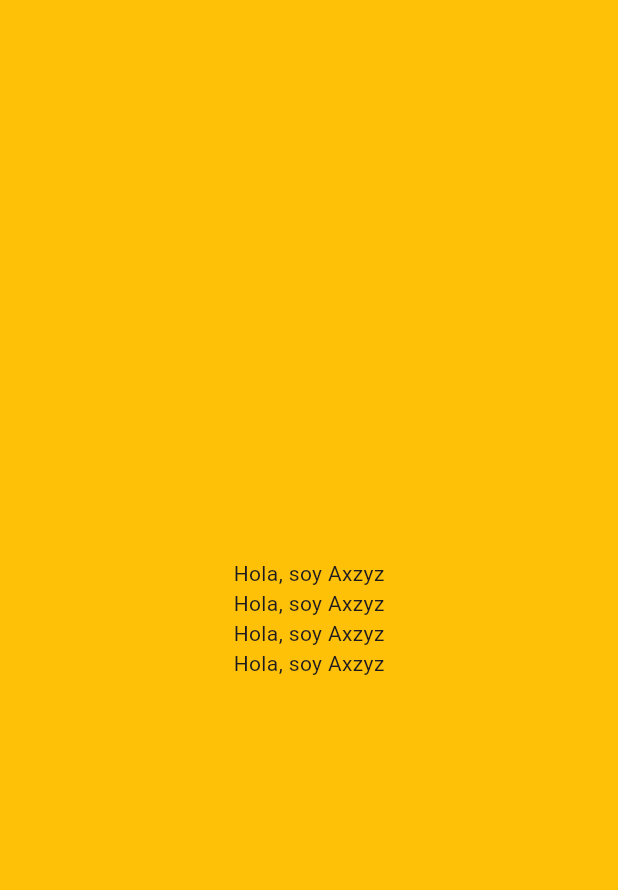
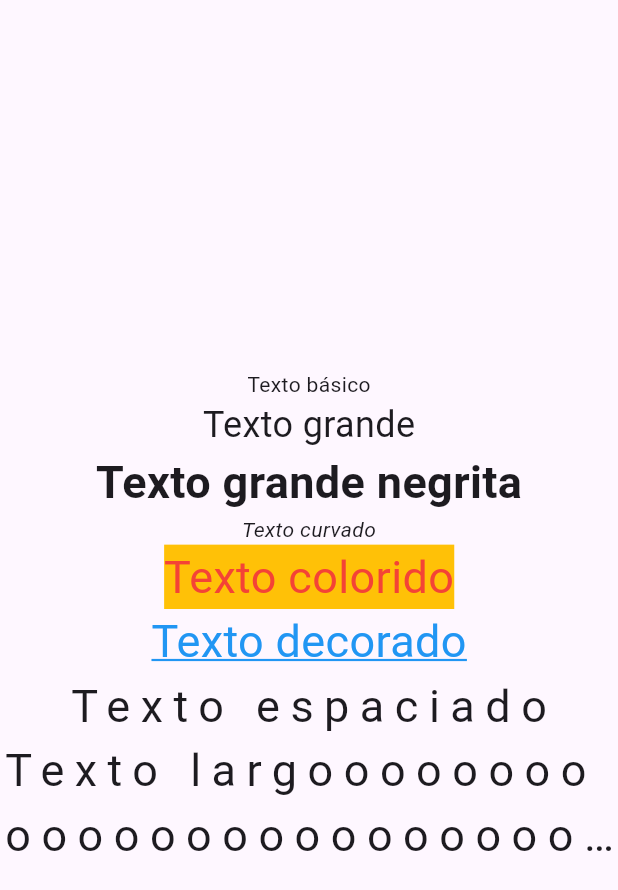
Before and after one commit to Axzyz/basic_flutter, a Flutter app: the screen it shows after launch, on a phone screen of 412 x 824 dp. Shown: the top 890 px of the screen. Run offline on Flutter 3.47's test engine with Material 3 defaults, Android fonts, the phone set to English and light mode, and no system bars.

Commit message:
Widgets row y text
Se suben los archivos con los widgets row y text

```diff
--- /dev/null
+++ b/lib/components/text.dart
@@ -0,0 +1,49 @@
+import 'package:flutter/material.dart';
+
+class TextWidget extends StatelessWidget {
+  const TextWidget({super.key});
+
+  @override
+  Widget build(BuildContext context) {
+    return const Column(
+      children: [
+        Spacer(),
+        Text('Texto básico'),
+        Text('Texto grande', style: TextStyle(fontSize: 24.0)),
+        Text(
+          'Texto grande negrita',
+          style: TextStyle(fontWeight: FontWeight.bold, fontSize: 30.0),
+        ),
+        Text('Texto curvado', style: TextStyle(fontStyle: FontStyle.italic)),
+        Text(
+          'Texto colorido',
+          style: TextStyle(
+            color: Colors.red,
+            fontSize: 30.0,
+            backgroundColor: Colors.amber,
+          ),
+        ),
+        Text(
+          'Texto decorado',
+          style: TextStyle(
+            color: Colors.blue,
+            decoration: TextDecoration.underline,
+            fontSize: 30.0,
+            decorationColor: Colors.blue,
+          ),
+        ),
+        Text(
+          'Texto espaciado',
+          style: TextStyle(fontSize: 30.0, letterSpacing: 7),
+        ),
+        Text(
+          'Texto largoooooooooooooooooooooooooooooooooooooooooo000o0ooo0o0o0oo0o0ooo',
+          style: TextStyle(fontSize: 30.0, letterSpacing: 7),
+          maxLines: 2,
+          overflow: TextOverflow.ellipsis,
+        ),
+        Spacer(),
+      ],
+    );
+  }
+}
--- /dev/null
+++ b/lib/layouts/row.dart
@@ -0,0 +1,24 @@
+import 'package:flutter/material.dart';
+
+class RowWidget extends StatelessWidget {
+  const RowWidget({super.key});
+
+  @override
+  Widget build(BuildContext context) {
+    return Padding(
+      padding: const EdgeInsets.all(8.0),
+      child: Container(
+        height: double.infinity,
+        color: Colors.amberAccent,
+        child: const Row(
+          mainAxisAlignment: MainAxisAlignment.center,
+          crossAxisAlignment: CrossAxisAlignment.center,
+          children: [
+            Text('Hola, soy Axzyz'),
+            Text('Hola, soy Axzyz'),
+          ],
+        ),
+      ),
+    );
+  }
+}
--- a/lib/main.dart
+++ b/lib/main.dart
@@ -1,4 +1,6 @@
-import 'package:basic_flutter/layouts/column.dart';
+// import 'package:basic_flutter/layouts/column.dart';
+// import 'package:basic_flutter/layouts/row.dart';
+import 'package:basic_flutter/components/text.dart';
 import 'package:flutter/material.dart';
 
 void main() {
@@ -12,7 +14,9 @@ class MainApp extends StatelessWidget {
   Widget build(BuildContext context) {
     return const MaterialApp(
       home: Scaffold(
-        body: ColumnWidget()
+        body: TextWidget()
+        // RowWidget()
+        // ColumnWidget()
       ),
     );
   }
```
